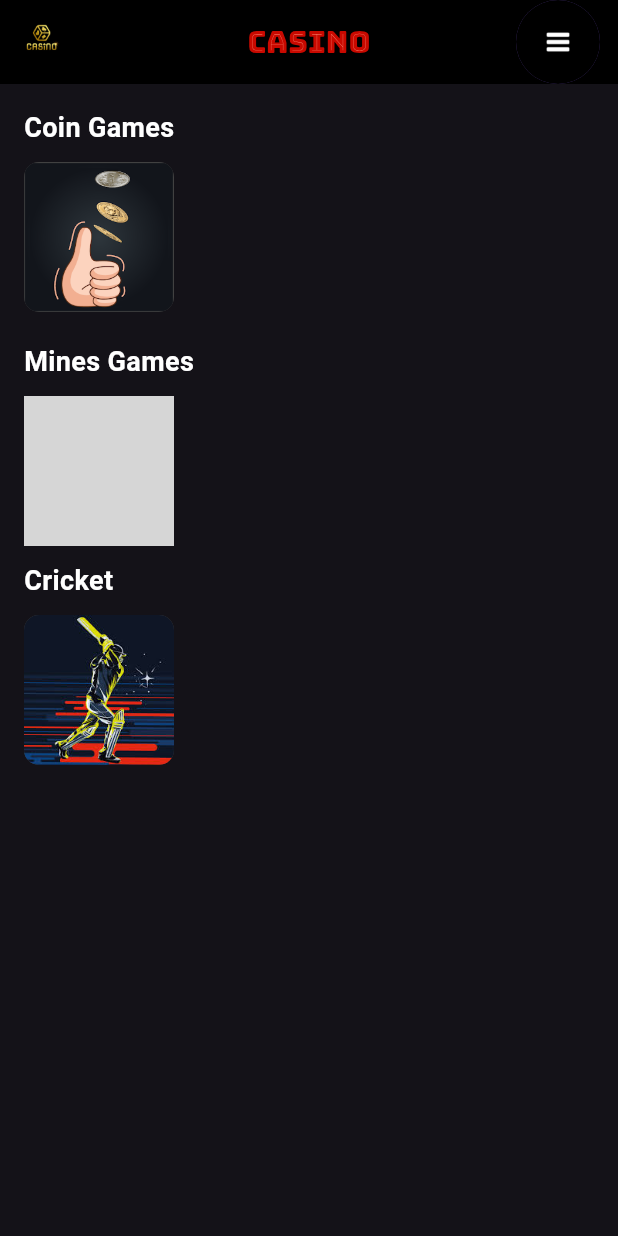
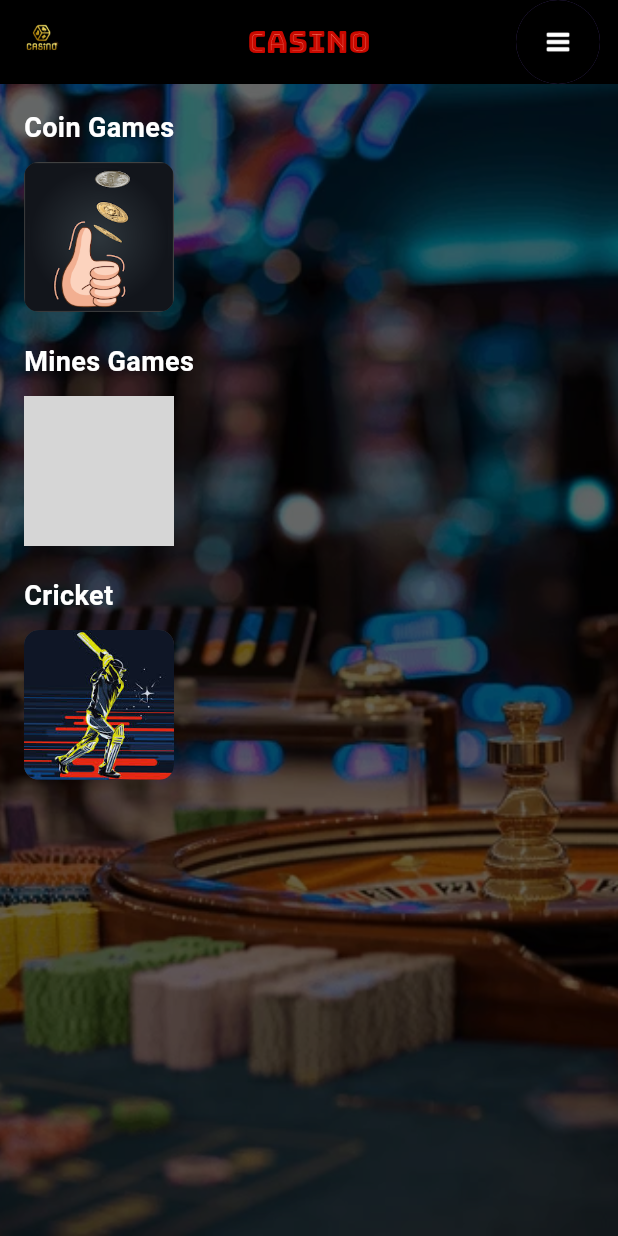
Before and after one commit to theinfiniteprins/casino, a Flutter app: the screen it shows after launch, on a phone screen of 412 x 824 dp. Run offline on Flutter 3.47's test engine with Material 3 defaults, Android fonts, the phone set to English and light mode, and no system bars; grey boxes are pictures that could not be loaded.

Commit message:
added bg image to home screen

```diff
--- a/lib/games/coin_game.dart
+++ b/lib/games/coin_game.dart
@@ -110,9 +110,6 @@ class _CoinFlipWidgetState extends State<CoinFlipWidget> with SingleTickerProvid
   @override
   Widget build(BuildContext context) {
     return Scaffold(
-      appBar: AppBar(
-        title: Text('Coin Flip Game'),
-      ),
       body: Padding(
         padding: const EdgeInsets.all(16.0),
         child: Column(
--- a/lib/home_screen.dart
+++ b/lib/home_screen.dart
@@ -1,4 +1,3 @@
-import 'package:casino/games/cricket_screen.dart';
 import 'package:flutter/material.dart';
 import 'custom_app_bar.dart';
 import 'games/coin_game.dart';
@@ -34,7 +33,27 @@ class HomeScreen extends StatelessWidget {
           ),
         ],
       ),
-      body: Padding(
+      body: Stack(
+        children: [
+          // Background image
+          Container(
+            width: double.infinity,
+            height: double.infinity,
+            decoration: BoxDecoration(
+              image: DecorationImage(
+                image: AssetImage('assets/bg.webp'),
+                fit: BoxFit.cover,
+              ),
+            ),
+          ),
+          // Opacity overlay
+          Container(
+            width: double.infinity,
+            height: double.infinity,
+            color: Colors.black.withOpacity(0.6), // Adjust opacity here
+          ),
+          // Content
+          SingleChildScrollView(
             padding: const EdgeInsets.all(16.0),
             child: Column(
               crossAxisAlignment: CrossAxisAlignment.start,
@@ -98,7 +117,7 @@ class HomeScreen extends StatelessWidget {
                     ),
                   ),
                 ),
-            SizedBox(height: 10),
+                SizedBox(height: 20),
                 Text(
                   'Cricket',
                   style: TextStyle(
@@ -131,6 +150,8 @@ class HomeScreen extends StatelessWidget {
               ],
             ),
           ),
+        ],
+      ),
     );
   }
 }
```
Also changed, not shown: assets/bg.webp (added), pubspec.lock. Lines whose indentation alone changed are shown as unchanged.
